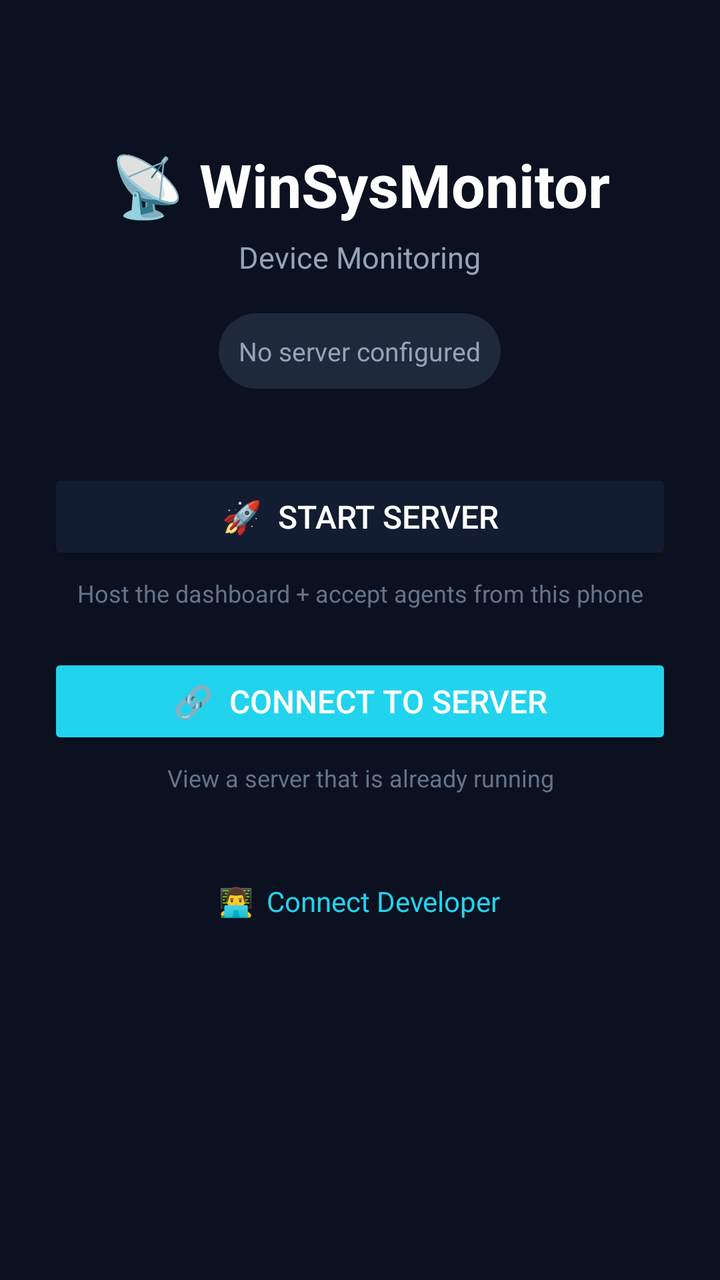
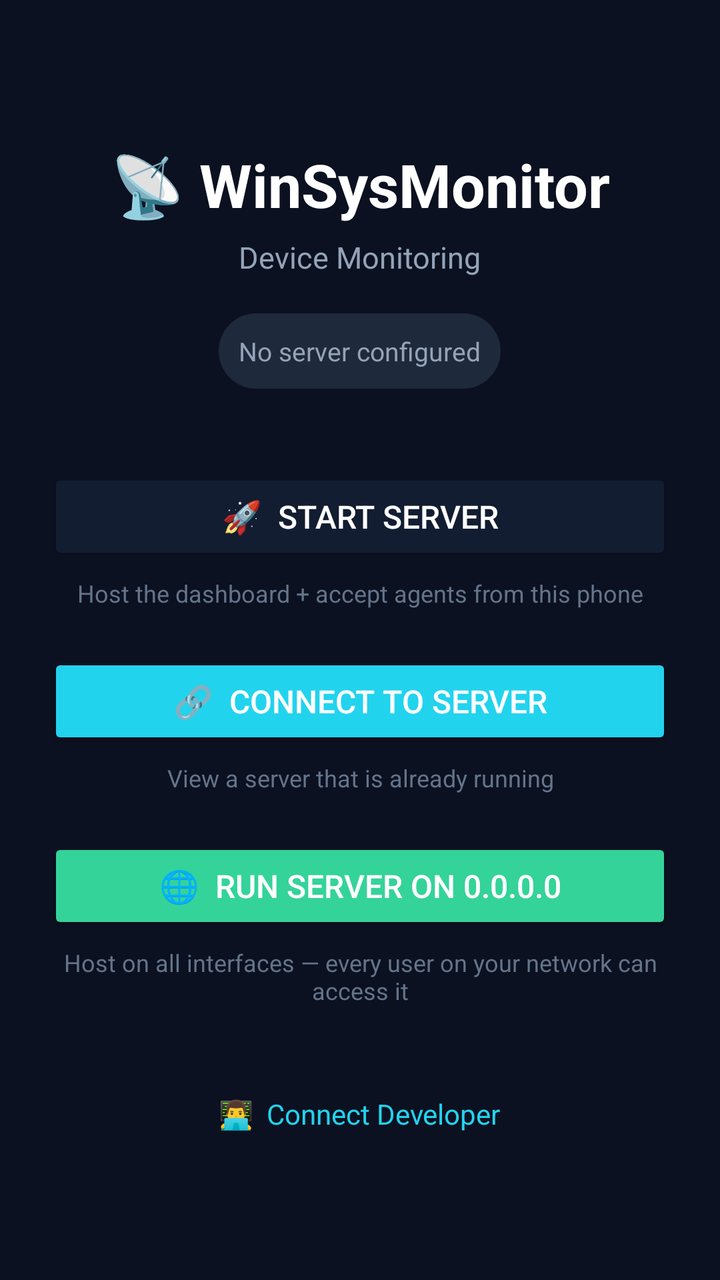

An Android layout rendered at two revisions. The XML below is the earlier revision; the diff shows what the commit changed to produce the second picture.
<!-- AndroidManifest.xml: application theme Theme.WinSysMonitor -->
<!-- res/layout/activity_launcher.xml -->
<?xml version="1.0" encoding="utf-8"?>
<ScrollView xmlns:android="http://schemas.android.com/apk/res/android"
    android:layout_width="match_parent"
    android:layout_height="match_parent"
    android:fillViewport="true"
    android:background="@color/launcher_bg">

    <LinearLayout
        android:layout_width="match_parent"
        android:layout_height="wrap_content"
        android:orientation="vertical"
        android:padding="24dp"
        android:gravity="center_horizontal">

        <TextView
            android:layout_width="wrap_content"
            android:layout_height="wrap_content"
            android:layout_marginTop="48dp"
            android:text="📡 WinSysMonitor"
            android:textSize="30sp"
            android:textStyle="bold"
            android:textColor="@color/white" />

        <TextView
            android:layout_width="wrap_content"
            android:layout_height="wrap_content"
            android:layout_marginTop="6dp"
            android:text="Device Monitoring"
            android:textSize="15sp"
            android:textColor="#94A3B8" />

        <TextView
            android:id="@+id/tvStatus"
            android:layout_width="wrap_content"
            android:layout_height="wrap_content"
            android:layout_marginTop="18dp"
            android:padding="10dp"
            android:background="@drawable/bg_status_chip"
            android:text="No server configured"
            android:textSize="13sp"
            android:textColor="#94A3B8" />

        <Button
            android:id="@+id/btnStartServer"
            android:layout_width="match_parent"
            android:layout_height="wrap_content"
            android:layout_marginTop="40dp"
            android:text="🚀  Start Server"
            android:textSize="16sp"
            android:backgroundTint="@color/primary"
            android:textColor="@color/white" />

        <TextView
            android:layout_width="match_parent"
            android:layout_height="wrap_content"
            android:layout_marginTop="6dp"
            android:gravity="center"
            android:text="Host the dashboard + accept agents from this phone"
            android:textSize="12sp"
            android:textColor="#64748B" />

        <Button
            android:id="@+id/btnConnect"
            android:layout_width="match_parent"
            android:layout_height="wrap_content"
            android:layout_marginTop="22dp"
            android:text="🔗  Connect to Server"
            android:textSize="16sp"
            android:backgroundTint="@color/cyan"
            android:textColor="@color/white" />

        <TextView
            android:layout_width="match_parent"
            android:layout_height="wrap_content"
            android:layout_marginTop="6dp"
            android:gravity="center"
            android:text="View a server that is already running"
            android:textSize="12sp"
            android:textColor="#64748B" />

        <TextView
            android:id="@+id/tvDeveloper"
            android:layout_width="wrap_content"
            android:layout_height="wrap_content"
            android:layout_marginTop="34dp"
            android:padding="10dp"
            android:text="👨‍💻  Connect Developer"
            android:textSize="14sp"
            android:textColor="#22D3EE" />
    </LinearLayout>
</ScrollView>
<!-- resources referenced by this layout -->
<resources>
  <color name="cyan">#22d3ee</color>
  <color name="launcher_bg">#0b1120</color>
  <color name="primary">#131d31</color>
  <color name="white">#FFFFFF</color>
  <!-- drawable bg_status_chip (drawable) -->
  <?xml version="1.0" encoding="utf-8"?>
  <shape xmlns:android="http://schemas.android.com/apk/res/android" android:shape="rectangle">
      <corners android:radius="999px" />
      <solid android:color="#1E293B" />
  </shape>
  <style name="Theme.WinSysMonitor" parent="Theme.Material3.DayNight.NoActionBar">
          <item name="colorPrimary">@color/primary</item>
          <item name="colorOnPrimary">@color/white</item>
          <item name="colorSecondary">@color/cyan</item>
          <item name="colorOnSecondary">@color/primary_dark</item>
          <item name="android:statusBarColor">@color/primary_dark</item>
          <item name="android:navigationBarColor">@color/primary_dark</item>
      </style>
  <color name="primary_dark">#0b1120</color>
</resources>

<!-- the commit's change to res/layout/activity_launcher.xml (unified diff, before → after) -->
@@ -78,6 +78,25 @@
             android:textSize="12sp"
             android:textColor="#64748B" />
 
+        <Button
+            android:id="@+id/btnRunAll"
+            android:layout_width="match_parent"
+            android:layout_height="wrap_content"
+            android:layout_marginTop="22dp"
+            android:text="🌐  Run Server on 0.0.0.0"
+            android:textSize="16sp"
+            android:backgroundTint="@color/online_green"
+            android:textColor="@color/white" />
+
+        <TextView
+            android:layout_width="match_parent"
+            android:layout_height="wrap_content"
+            android:layout_marginTop="6dp"
+            android:gravity="center"
+            android:text="Host on all interfaces — every user on your network can access it"
+            android:textSize="12sp"
+            android:textColor="#64748B" />
+
         <TextView
             android:id="@+id/tvDeveloper"
             android:layout_width="wrap_content"
<!-- resource entries referenced after the edit -->
@@ -2,6 +2,7 @@
 <resources>
   <color name="cyan">#22d3ee</color>
   <color name="launcher_bg">#0b1120</color>
+  <color name="online_green">#34D399</color>
   <color name="primary">#131d31</color>
   <color name="white">#FFFFFF</color>
   <!-- drawable bg_status_chip (drawable) -->
